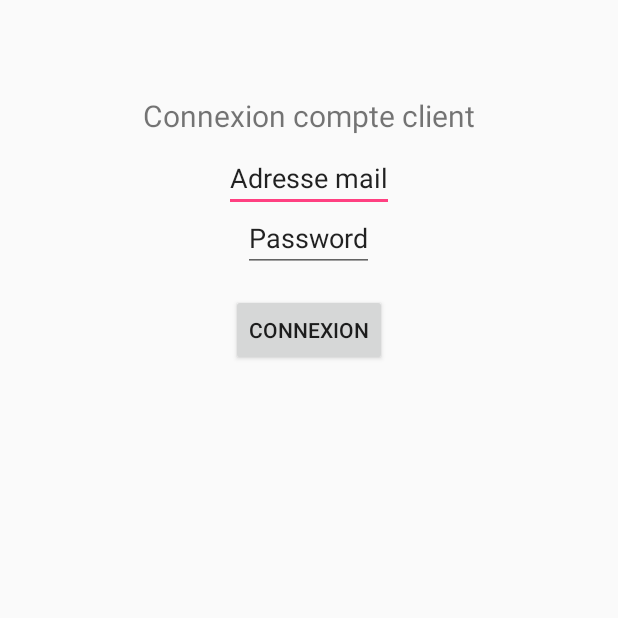
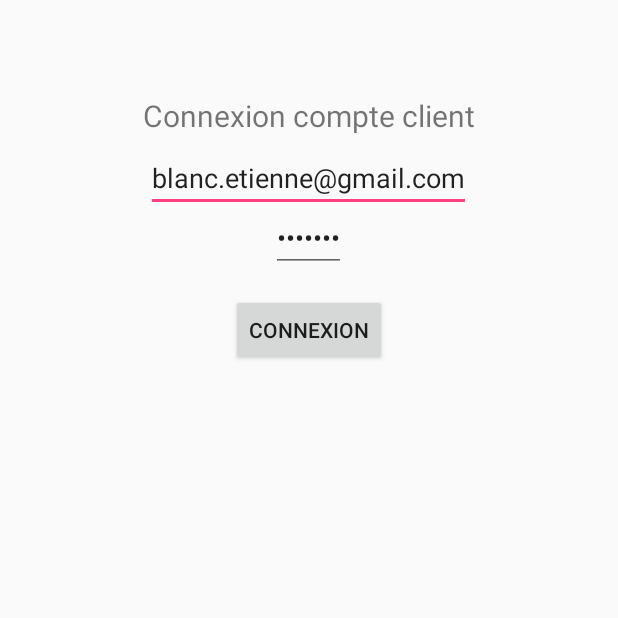
Before and after one commit to notetienne/folle, an Android app: the Caisse screen opened directly, with no data from a screen before it, on a phone screen of 412 x 824 dp, the top half of it. Run offline under Robolectric (Android 15) with nearby library versions, the phone set to English and light mode, and no system bars.

Commit message:
Formulaire formaté et solde ok

```diff
--- a/app/src/main/res/layout/activity_caisse.xml
+++ b/app/src/main/res/layout/activity_caisse.xml
@@ -22,21 +22,23 @@
 
     <EditText
         android:id="@+id/mailclient"
-        android:text="Adresse mail"
+        android:text="blanc.etienne@gmail.com"
         android:layout_width="wrap_content"
         android:layout_height="wrap_content"
         android:layout_marginTop="80dp"
         android:layout_alignParentTop="true"
-        android:layout_centerHorizontal="true" />
+        android:layout_centerHorizontal="true"
+        android:inputType="textEmailAddress"/>
 
     <EditText
         android:id="@+id/passwordclient"
-        android:text="Password"
+        android:text="etienne"
         android:layout_width="wrap_content"
         android:layout_height="wrap_content"
         android:layout_marginTop="120dp"
         android:layout_alignParentTop="true"
-        android:layout_centerHorizontal="true" />
+        android:layout_centerHorizontal="true"
+        android:inputType="textPassword"/>
 
     <Button
         android:id="@+id/connexionclientbut"
--- a/app/src/main/res/layout/activity_caisseconnect.xml
+++ b/app/src/main/res/layout/activity_caisseconnect.xml
@@ -13,7 +13,8 @@
 
     <TextView
         android:id="@+id/textView3"
-        android:layout_width="match_parent"
+        android:layout_width="312dp"
         android:layout_height="wrap_content"
+        android:gravity="center"
         android:text="TextView" />
 </LinearLayout>
```
Also changed, not shown: app/src/main/java/com/example/etienne/folle_e/CaisseConnect.java (+3 -16 lines), 3 other files.
